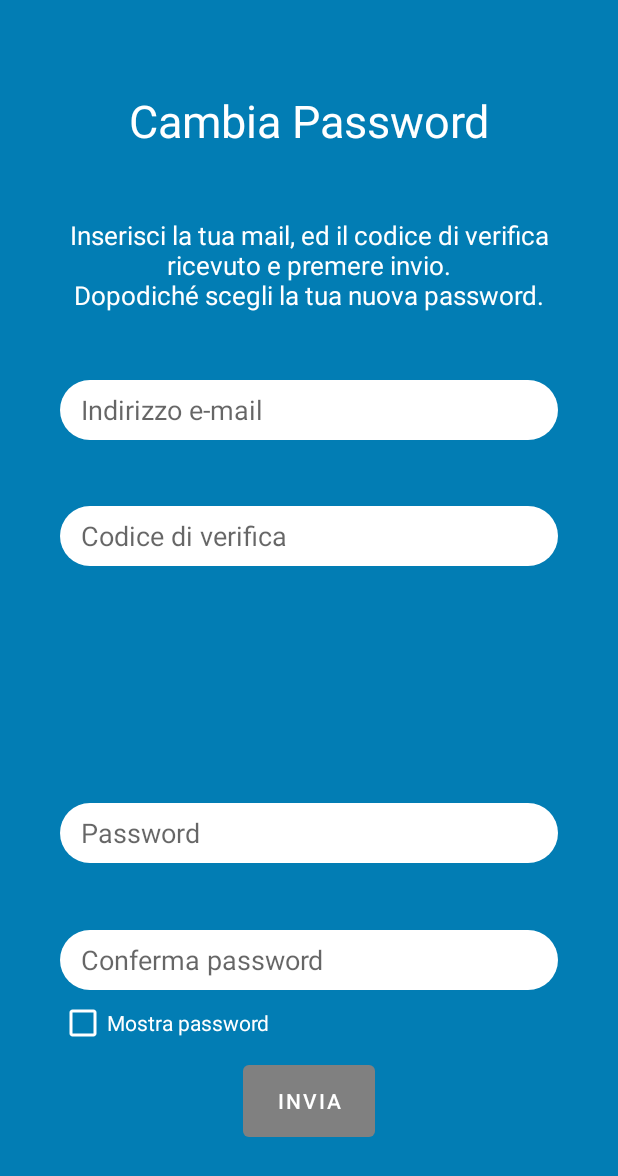
After one commit to francesco-borzacchiello/CineMates20, an Android app: the ResetPasswordActivity screen opened directly, with no data from a screen before it, on a phone screen of 412 x 824 dp. The commit adds this screen. Shown: the top 1176 px of the screen. Run offline under Robolectric (Android 15) with nearby library versions, the phone set to English and light mode, and no system bars; libraries missing offline, so code that uses them is left out: com.amplifyframework, com.amplifyframework.core.

Commit message:
Aggiunta l'activity per reimpostare la password con constroller associato.

```diff
--- a/app/src/main/java/it/unina/ingSw/cineMates20/EntryPoint.java
+++ b/app/src/main/java/it/unina/ingSw/cineMates20/EntryPoint.java
@@ -36,8 +36,7 @@ public class EntryPoint extends AppCompatActivity {
     }
 
     private void initActivity() {
-        //Objects.requireNonNull(getSupportActionBar()).hide(); //Nasconde la barra del titolo - chiamare questo metodo prima di setContentView
-        setContentView(R.layout.activity_tmp);
+        setContentView(R.layout.activity_entry_point);
 
         try {
             configureAmplify();
@@ -48,7 +47,6 @@ public class EntryPoint extends AppCompatActivity {
 
     private void configureAmplify() throws AmplifyException {
         Amplify.addPlugin(new AWSCognitoAuthPlugin());
-        //Amplify.configure(getApplicationContext());
 
         AmplifyConfiguration config = AmplifyConfiguration.builder(getApplicationContext()).devMenuEnabled(false).build();
         Amplify.configure(config, getApplicationContext());
--- a/app/src/main/java/it/unina/ingSw/cineMates20/controller/MainController.java
+++ b/app/src/main/java/it/unina/ingSw/cineMates20/controller/MainController.java
@@ -29,7 +29,7 @@ public class MainController {
         activity.overridePendingTransition(0, 0);
 
         //TODO: modificare opportunamente isLoggedIn() togliendo il ! alla fine del test sul login
-        if(!isLoggedIn()) openHomeActivity();
+        if(isLoggedIn()) openHomeActivity();
         else openLoginActivity();
 
         activity.finish();
--- /dev/null
+++ b/app/src/main/java/it/unina/ingSw/cineMates20/view/activity/ResetPasswordActivity.java
@@ -0,0 +1,176 @@
+package it.unina.ingSw.cineMates20.view.activity;
+
+import androidx.appcompat.app.AppCompatActivity;
+
+import android.os.Bundle;
+import android.text.TextWatcher;
+import android.text.method.HideReturnsTransformationMethod;
+import android.text.method.PasswordTransformationMethod;
+import android.view.MotionEvent;
+import android.view.View;
+import android.widget.Button;
+import android.widget.CheckBox;
+import android.widget.EditText;
+
+import org.jetbrains.annotations.Contract;
+import org.jetbrains.annotations.NotNull;
+
+import java.util.Objects;
+
+import it.unina.ingSw.cineMates20.R;
+import it.unina.ingSw.cineMates20.controller.ResetPasswordController;
+import it.unina.ingSw.cineMates20.view.util.Utilities;
+
+public class ResetPasswordActivity extends AppCompatActivity {
+
+    private ResetPasswordController resetPasswordController;
+
+    private EditText emailEditText,
+                     confirmCodeEditText,
+                     newPasswordEditText,
+                     confirmNewPasswordEditText;
+
+    private Button sendInformationButton;
+    private CheckBox mostraPasswordCheckBox;
+
+    @Override
+    protected void onCreate(Bundle savedInstanceState) {
+        super.onCreate(savedInstanceState);
+        initializeGraphicsComponents();
+
+        resetPasswordController = ResetPasswordController.getResetPasswordControllerInstance();
+        resetPasswordController.setResetPasswordActivity(this);
+
+        setAllActionListener();
+    }
+
+    private void initializeGraphicsComponents() {
+        Objects.requireNonNull(getSupportActionBar()).hide(); //Nasconde la barra del titolo - chiamare questo metodo prima di setContentView
+        setContentView(R.layout.activity_reset_password);
+
+        emailEditText = findViewById(R.id.editTextEmail);
+        confirmCodeEditText = findViewById(R.id.editTextConfirmCode);
+        newPasswordEditText = findViewById(R.id.editTextNewPassword);
+        confirmNewPasswordEditText = findViewById(R.id.editTextConfirmNewPassword);
+        sendInformationButton = findViewById(R.id.buttonInviaCodiceResetPassword);
+        mostraPasswordCheckBox = findViewById(R.id.mostraPswResetPassword);
+    }
+
+    private void setAllActionListener() {
+        TextWatcher emailTextChangedListener = resetPasswordController.getEmailTextWatcher();
+        emailEditText.addTextChangedListener(emailTextChangedListener);
+
+        TextWatcher newPasswordTextChangedListener = resetPasswordController.getNewPasswordTextWatcher();
+        newPasswordEditText.addTextChangedListener(newPasswordTextChangedListener);
+
+        TextWatcher confirmNewPasswordTextChangedListener = resetPasswordController.getConfirmNewPasswordTextWatcher();
+        confirmNewPasswordEditText.addTextChangedListener(confirmNewPasswordTextChangedListener);
+
+        sendInformationButton.setOnClickListener(sendConfirmCodeOnClickListener());
+
+        mostraPasswordCheckBox.setOnClickListener(resetPasswordController.getMostraPasswordCheckBoxListener());
+    }
+
+    @NotNull
+    @Contract(pure = true)
+    private View.OnClickListener sendConfirmCodeOnClickListener() {
+        return v -> {
+            Runnable eventForSendConfirmCode = resetPasswordController.getEventHandlerForOnClickSendConfirmCode();
+            try {
+                eventForSendConfirmCode.run();
+            } catch (NullPointerException e) {
+                Utilities.stampaToast(this, "Al momento non è possibile inviare il codice per cambiare la password.\nRiprova tra qualche minuto");
+            }
+            sendInformationButton.setOnClickListener(sendNewPasswordOnClickListener());
+        };
+    }
+
+    private View.OnClickListener sendNewPasswordOnClickListener() {
+        return v -> {
+            Runnable eventForSendNewPassword = resetPasswordController.getEventHandlerForOnClickSendNewPassword();
+            try {
+                eventForSendNewPassword.run();
+            } catch (NullPointerException e) {
+                Utilities.stampaToast(this, "Al momento non è possibile cambiare la password.\nRiprova tra qualche minuto");
+            }
+        };
+    }
+
+    @Override
+    public boolean dispatchTouchEvent(MotionEvent event) {
+        boolean ret = super.dispatchTouchEvent(event);
+        Utilities.hideKeyboard(this, event);
+        return ret;
+    }
+
+    public void enableEditTextsForNewPassword(){
+        confirmCodeEditText.setEnabled(true);
+        newPasswordEditText.setEnabled(true);
+        confirmNewPasswordEditText.setEnabled(true);
+    }
+
+    public void enableSendInformationButton(boolean enabled){
+        sendInformationButton.setEnabled(enabled);
+    }
+
+    public void changeTextFromSendInformationButton(){
+        sendInformationButton.setText("Cambia Password");
+    }
+
+    public void disableEmailEditText(){
+        emailEditText.setEnabled(false);
+    }
+
+    public void showEmailError() {
+        if(emailEditText != null)
+            emailEditText.setError("Email non valida");
+    }
+
+    public void showNewPasswordError() {
+        if(newPasswordEditText != null)
+            newPasswordEditText.setError("Password non valida");
+    }
+
+    public void showConfirmNewPasswordError() {
+        if(confirmNewPasswordEditText != null)
+            confirmNewPasswordEditText.setError("Le password non coincidono");
+    }
+
+    public String getEmail() {
+        return emailEditText.getText().toString().trim();
+    }
+
+    public String getNewPassword() {
+        return newPasswordEditText.getText().toString().trim();
+    }
+
+    public String getConfirmNewPassword() {
+        return confirmNewPasswordEditText.getText().toString().trim();
+    }
+
+    public String getConfirmCode() {
+        return confirmCodeEditText.getText().toString().trim();
+    }
+
+    public boolean isCheckBoxMostraPasswordEnabled() {
+        return mostraPasswordCheckBox.isChecked();
+    }
+
+    public void showOrHidePassword(boolean show) {
+        if(show) {
+            newPasswordEditText.setTransformationMethod(HideReturnsTransformationMethod.getInstance());
+            confirmNewPasswordEditText.setTransformationMethod(HideReturnsTransformationMethod.getInstance());
+        }
+        else {
+            newPasswordEditText.setTransformationMethod(PasswordTransformationMethod.getInstance());
+            confirmNewPasswordEditText.setTransformationMethod(PasswordTransformationMethod.getInstance());
+        }
+    }
+
+    public void updatePasswordFocus() {
+        if(newPasswordEditText.hasFocus())
+            newPasswordEditText.setSelection(newPasswordEditText.length());
+        else if(confirmNewPasswordEditText.hasFocus())
+            confirmNewPasswordEditText.setSelection(confirmNewPasswordEditText.length());
+    }
+}
--- /dev/null
+++ b/app/src/main/res/layout/activity_reset_password.xml
@@ -0,0 +1,157 @@
+<?xml version="1.0" encoding="utf-8"?>
+<androidx.constraintlayout.widget.ConstraintLayout xmlns:android="http://schemas.android.com/apk/res/android"
+    xmlns:app="http://schemas.android.com/apk/res-auto"
+    xmlns:tools="http://schemas.android.com/tools"
+    android:layout_width="match_parent"
+    android:layout_height="match_parent"
+    android:background="@color/lightBlue"
+    android:paddingLeft="@dimen/activity_horizontal_margin"
+    android:paddingRight="@dimen/activity_horizontal_margin"
+    android:paddingTop="@dimen/activity_vertical_margin"
+    android:paddingBottom="@dimen/activity_vertical_margin"
+    tools:context=".view.activity.ResetPasswordActivity">
+
+    <TextView
+        android:id="@+id/titleResetPassword"
+        android:layout_width="wrap_content"
+        android:layout_height="wrap_content"
+        android:text="@string/cambia_password"
+        android:textColor="@color/white"
+        android:textSize="30sp"
+        android:paddingLeft="15sp"
+        android:paddingRight="15sp"
+        app:layout_constraintBottom_toTopOf="@id/descriptionResetPassword"
+        app:layout_constraintEnd_toEndOf="parent"
+        app:layout_constraintStart_toStartOf="parent"
+        app:layout_constraintTop_toTopOf="parent" />
+
+    <TextView
+        android:id="@+id/descriptionResetPassword"
+        android:layout_width="match_parent"
+        android:layout_height="wrap_content"
+        android:text="@string/descrizione_cambio_password"
+        android:gravity="center"
+        android:layout_marginStart="24dp"
+        android:layout_marginEnd="24dp"
+        android:textColor="@color/white"
+        android:textSize="17sp"
+        app:layout_constraintBottom_toTopOf="@id/editTextEmail"
+        app:layout_constraintEnd_toEndOf="parent"
+        app:layout_constraintStart_toStartOf="parent"
+        app:layout_constraintTop_toBottomOf="@id/titleResetPassword" />
+
+    <EditText
+        android:id="@+id/editTextEmail"
+        android:layout_width="match_parent"
+        android:layout_height="40sp"
+        android:background="@drawable/round_rect_shape"
+        android:layout_marginStart="24dp"
+        android:layout_marginEnd="24dp"
+        android:maxLength="320"
+        android:paddingLeft="14dp"
+        android:paddingRight="14dp"
+        android:ems="10"
+        android:inputType="textEmailAddress"
+        android:hint="@string/prompt_email"
+        app:layout_constraintEnd_toEndOf="parent"
+        app:layout_constraintStart_toStartOf="parent"
+        app:layout_constraintTop_toBottomOf="@id/descriptionResetPassword"
+        app:layout_constraintBottom_toTopOf="@id/editTextConfirmCode"
+        android:autofillHints="" />
+
+    <EditText
+        android:id="@+id/editTextConfirmCode"
+        android:layout_width="match_parent"
+        android:layout_height="40sp"
+        android:background="@drawable/round_rect_shape"
+        android:layout_marginStart="24sp"
+        android:layout_marginEnd="24sp"
+        android:enabled="false"
+        android:maxLength="320"
+        android:paddingLeft="14sp"
+        android:paddingRight="14sp"
+        android:ems="10"
+        android:inputType="text"
+        android:hint="@string/prompt_conferma_codice"
+        app:layout_constraintEnd_toEndOf="parent"
+        app:layout_constraintStart_toStartOf="parent"
+        app:layout_constraintTop_toBottomOf="@id/editTextEmail"
+        app:layout_constraintBottom_toTopOf="@id/spaceBetweenCodeAndPassword"
+        android:autofillHints="" />
+
+    <Space
+        android:id="@+id/spaceBetweenCodeAndPassword"
+        android:layout_width="match_parent"
+        android:layout_height="70sp"
+        app:layout_constraintBottom_toTopOf="@id/editTextNewPassword"
+        app:layout_constraintEnd_toEndOf="parent"
+        app:layout_constraintStart_toStartOf="parent"
+        app:layout_constraintTop_toBottomOf="@id/editTextConfirmCode" />
+
+    <EditText
+        android:id="@+id/editTextNewPassword"
+        android:layout_width="match_parent"
+        android:layout_height="40sp"
+        android:background="@drawable/round_rect_shape"
+        android:layout_marginStart="24sp"
+        android:layout_marginEnd="24sp"
+        android:maxLength="320"
+        android:paddingLeft="14sp"
+        android:paddingRight="14sp"
+        android:enabled="false"
+        android:ems="10"
+        android:inputType="textPassword"
+        android:hint="@string/prompt_password"
+        app:layout_constraintEnd_toEndOf="parent"
+        app:layout_constraintStart_toStartOf="parent"
+        app:layout_constraintTop_toBottomOf="@id/spaceBetweenCodeAndPassword"
+        app:layout_constraintBottom_toTopOf="@id/editTextConfirmNewPassword"
+        android:autofillHints="" />
+
+    <EditText
+        android:id="@+id/editTextConfirmNewPassword"
+        android:layout_width="match_parent"
+        android:layout_height="40sp"
+        android:background="@drawable/round_rect_shape"
+        android:layout_marginStart="24sp"
+        android:layout_marginEnd="24sp"
+        android:maxLength="320"
+        android:paddingLeft="14sp"
+        android:paddingRight="14sp"
+        android:enabled="false"
+        android:ems="10"
+        android:inputType="textPassword"
+        android:hint="@string/prompt_conferma_password"
+        app:layout_constraintEnd_toEndOf="parent"
+        app:layout_constraintStart_toStartOf="parent"
+        app:layout_constraintTop_toBottomOf="@id/editTextNewPassword"
+        app:layout_constraintBottom_toTopOf="@id/buttonInviaCodiceResetPassword"
+        android:autofillHints="" />
+
+    <CheckBox
+        android:id="@+id/mostraPswResetPassword"
+        android:buttonTint="@color/white"
+        android:layout_width="150dp"
+        android:layout_height="20dp"
+        android:text="@string/mostra_password_checkbox"
+        android:textColor="@color/white"
+        app:layout_constraintBottom_toTopOf="@id/buttonInviaCodiceResetPassword"
+        app:layout_constraintEnd_toEndOf="parent"
+        app:layout_constraintHorizontal_bias="0.100"
+        app:layout_constraintStart_toStartOf="parent"
+        app:layout_constraintTop_toBottomOf="@id/editTextConfirmNewPassword" />
+
+    <Button
+        android:id="@+id/buttonInviaCodiceResetPassword"
+        style="@style/MaterialButtonStyle"
+        android:layout_width="wrap_content"
+        android:layout_height="60dp"
+        android:enabled="false"
+        android:gravity="center"
+        android:text="@string/action_send_code"
+        android:textColor="@color/white"
+        app:layout_constraintBottom_toBottomOf="parent"
+        app:layout_constraintEnd_toEndOf="parent"
+        app:layout_constraintStart_toStartOf="parent"
+        app:layout_constraintTop_toBottomOf="@id/editTextConfirmNewPassword" />
+</androidx.constraintlayout.widget.ConstraintLayout>
--- a/app/src/main/res/values/strings.xml
+++ b/app/src/main/res/values/strings.xml
@@ -37,5 +37,8 @@
 
     <string name="mostra_password_checkbox">Mostra password</string>
 
-    <string name="facebook_app_id">1526900177515260</string> <string name="fb_login_protocol_scheme">fb1526900177515260</string>
+    <string name="facebook_app_id">1526900177515260</string>
+    <string name="fb_login_protocol_scheme">fb1526900177515260</string>
+    <string name="cambia_password">Cambia Password</string>
+    <string name="descrizione_cambio_password">Inserisci la tua mail, ed il codice di verifica ricevuto e premere invio.\nDopodiché scegli la tua nuova password.</string>
 </resources>
```
Also changed, not shown: app/src/main/AndroidManifest.xml (+9 -33 lines), app/src/main/java/it/unina/ingSw/cineMates20/controller/LoginController.java (+16 -63 lines), app/src/main/java/it/unina/ingSw/cineMates20/controller/RegistrationController.java (+9 -2 lines), app/src/main/java/it/unina/ingSw/cineMates20/controller/ResetPasswordController.java (added, +187 -0 lines), app/src/main/java/it/unina/ingSw/cineMates20/view/activity/LoginActivity.java (+10 -15 lines), app/src/main/java/it/unina/ingSw/cineMates20/view/util/Utilities.java (+10 -11 lines).
